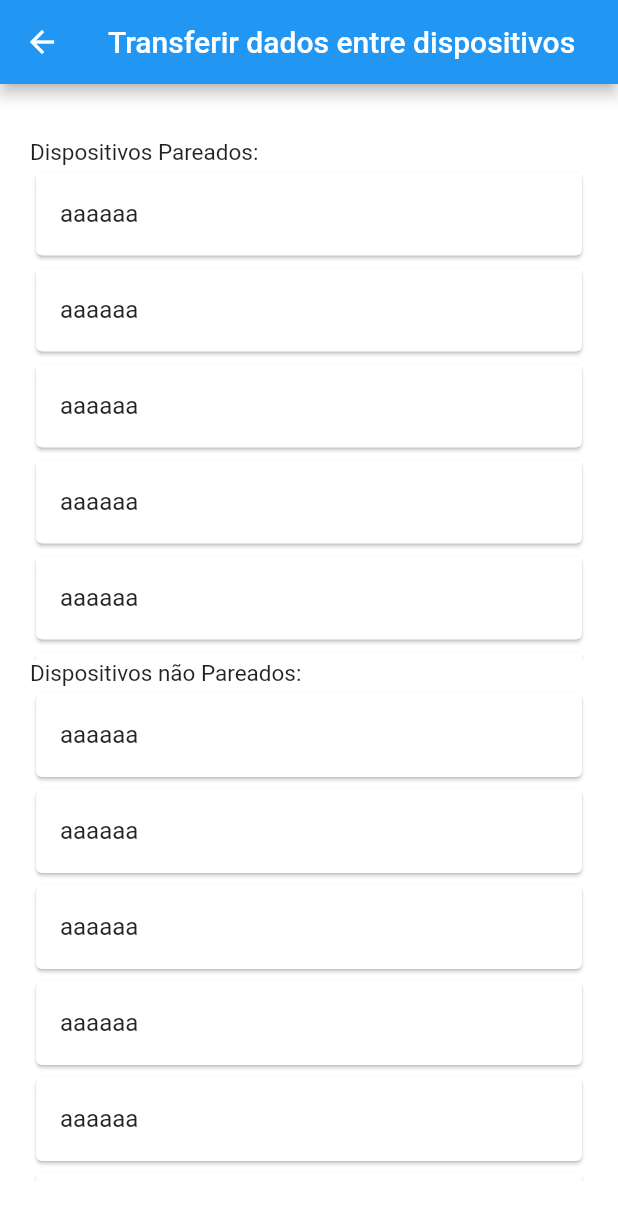
After one commit to BrayanBertan/pressao_arterial, a Flutter app: the TransferirPage screen opened by its route, after a tap on "aaaaaa", on a phone screen of 412 x 824 dp. The commit adds this screen. Shown: the top 1220 px of the screen. Run offline on Flutter 3.47's test engine with Material 2 defaults, Android fonts, the phone set to English and light mode, and no system bars; our stand-ins replace charts_flutter, flutter_custom_clippers, flutter_datetime_picker, flutter_mobx, flutter_modular, flutter_speed_dial and 5 more; missing offline and left inert: dart:ffi, flutter_launcher_icons, multiselect_formfield, sweetalert; accounts and stored records are empty; generated files the repository leaves out were written again.

Commit message:
listar dispositivos

```diff
--- a/lib/app/app_module.dart
+++ b/lib/app/app_module.dart
@@ -18,7 +18,7 @@ import 'package:pressaoarterialapp/pages/relatorio_grafico.dart';
 import 'package:pressaoarterialapp/pages/registro_pressao.dart';
 import 'package:pressaoarterialapp/pages/controllers/medicamentos_controller.dart';
 import 'package:pressaoarterialapp/Helpers/medicamento_helper.dart';
-
+import 'package:pressaoarterialapp/pages/transferir.dart';
 
 class AppModule extends MainModule {
 
@@ -44,6 +44,7 @@ class AppModule extends MainModule {
     ModularRouter("/relatorios", child: (_, args) => RelatorioGraficoPage()),
     ModularRouter("/registroPressao", child: (_, args) => RegistroPressaoPage()),
     ModularRouter("/dicas", child: (_, args) => DicaPage()),
+    ModularRouter("/transferir", child: (_, args) => TransferirPage()),
 
   ];
 
--- /dev/null
+++ b/lib/pages/controllers/transferir_controller.dart
@@ -0,0 +1,46 @@
+import 'package:flutter/material.dart';
+import 'package:mobx/mobx.dart';
+import 'package:pressaoarterialapp/pages/configuracao_global.dart' as gc;
+import 'package:pressaoarterialapp/Helpers/perfil_helper.dart';
+import 'dart:async';
+import 'package:flutter_modular/flutter_modular.dart';
+import 'package:pressaoarterialapp/models/perfil_model.dart';
+import 'package:flutter/services.dart';
+part 'transferir_controller.g.dart';
+
+class TransferirController = _TransferirController with _$TransferirController;
+
+abstract class _TransferirController with Store {
+  final perfil_helper = Modular.get<PerfilHelper>();
+
+  _PerfilController() {
+  }
+
+
+  @observable
+  var batteryChannel =  MethodChannel('samples.flutter.dev/battery');
+
+  @observable
+   List<Map<dynamic, dynamic>> listaDispositivos = [];
+
+  @action
+  Future<void> getBateria() async {
+    try {
+      String retorno = await batteryChannel.invokeMethod('getBatteryLevel');
+      var retornoArray = retorno.split(",");
+      retornoArray.forEach((element) {
+        listaDispositivos.add(
+          {
+            'nome':element.split("-")[0],
+            'id':element.split("-")[0]
+          }
+        );
+      });
+      print(listaDispositivos);
+      print('pegou');
+    } on PlatformException catch (e) {
+      print(e.message);
+    }
+
+  }
+}
--- /dev/null
+++ b/lib/pages/transferir.dart
@@ -0,0 +1,93 @@
+import 'dart:async';
+import 'package:flutter/material.dart';
+import 'package:flutter_mobx/flutter_mobx.dart';
+import 'package:pressaoarterialapp/pages/controllers/transferir_controller.dart';
+
+final transferir_controller = TransferirController();
+
+class TransferirPage extends StatefulWidget {
+  @override
+  State<StatefulWidget> createState() => _TransferirPageState();
+}
+
+class _TransferirPageState extends State<TransferirPage> {
+  @override
+  void initState() {
+    transferir_controller.getBateria();
+    super.initState();
+  }
+
+  @override
+  Widget build(BuildContext context) {
+    return Scaffold(
+      backgroundColor: Colors.white,
+      appBar: AppBar(
+        title: Text('Transferir dados entre dispositivos'),
+      ),
+      body: Container(
+        margin: EdgeInsets.only(left: 20.0, right: 20.0),
+        child: Center(
+          child: Column(
+              mainAxisAlignment: MainAxisAlignment.center,
+              crossAxisAlignment: CrossAxisAlignment.stretch,
+              children: <Widget>[
+                Text(
+                  'Dispositivos Pareados:',
+                  style: TextStyle(fontSize: 15),
+                ),
+                Observer(builder: (_) {
+                  return Container(
+                      width: MediaQuery.of(context).size.width,
+                      height: MediaQuery.of(context).size.height * 0.4,
+                      child: ListView.builder(
+                        shrinkWrap: true,
+                        itemCount: 15,
+                        itemBuilder: (BuildContext context, int index) {
+                          return Observer(
+                            builder: (_) {
+                              return GestureDetector(
+                                onTap: () {},
+                                child: Card(
+                                  child: ListTile(
+                                    title: Text("aaaaaa"),
+                                  ),
+                                ),
+                              );
+                            },
+                          );
+                        },
+                      ));
+                }),
+                Text(
+                  'Dispositivos não Pareados:',
+                  style: TextStyle(fontSize: 15),
+                ),
+                Observer(builder: (_) {
+                  return Container(
+                      width: MediaQuery.of(context).size.width,
+                      height: MediaQuery.of(context).size.height * 0.4,
+                      child: ListView.builder(
+                        shrinkWrap: true,
+                        itemCount: 15,
+                        itemBuilder: (BuildContext context, int index) {
+                          return Observer(
+                            builder: (_) {
+                              return GestureDetector(
+                                onTap: () {},
+                                child: Card(
+                                  child: ListTile(
+                                    title: Text("aaaaaa"),
+                                  ),
+                                ),
+                              );
+                            },
+                          );
+                        },
+                      ));
+                }),
+              ]),
+        ),
+      ),
+    );
+  }
+}
```
Also changed, not shown: lib/pages/lista_medicoes.dart (+19 -0 lines), assets/images/bd.png (added), lib/pages/controllers/transferir_controller.g.dart (added), 3 other files.
